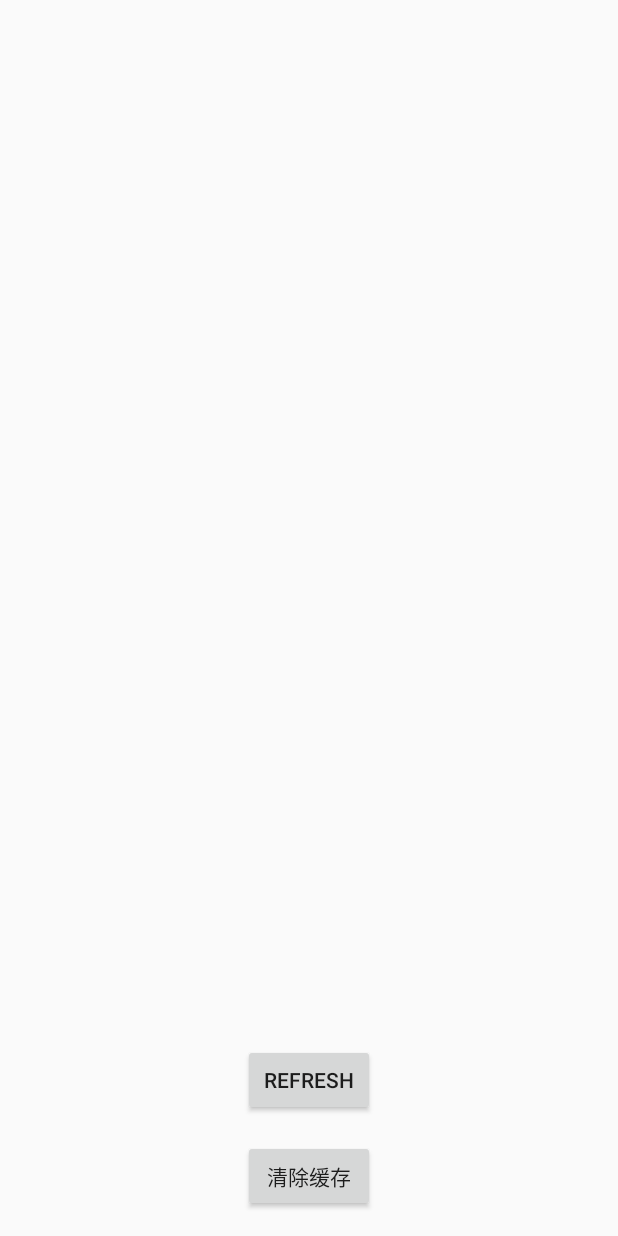
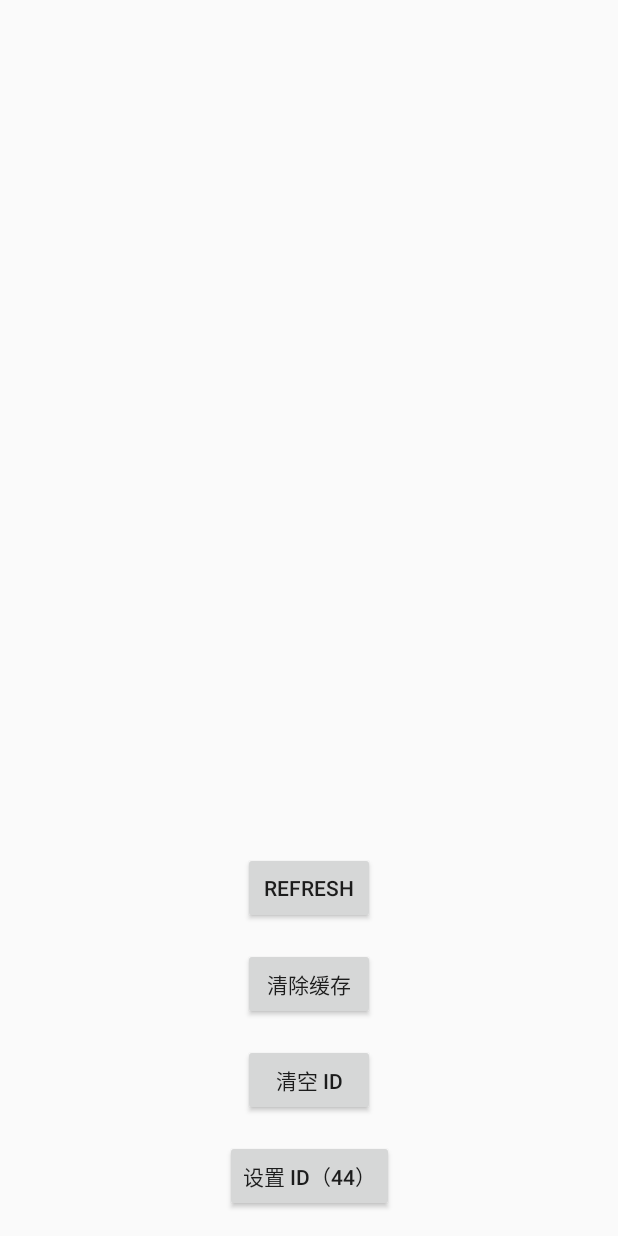
Before and after one commit to UamaHZ/retrofit-manager, an Android app: the layout fragment_sample.xml on its own in the app's theme, with its tools: preview values and no code run, on a phone screen of 412 x 824 dp. Run offline under Robolectric (Android 15) with nearby library versions, the phone set to English and light mode, and no system bars; network calls fail.

Commit message:
缓存路径中新增“版本”和“id”两层目录接口，分别用于对应当前 app 版本和当前登录用户 id， 方便在版本升级或切换登录用户时删除旧的缓存。

```diff
--- a/sample/src/main/res/layout/fragment_sample.xml
+++ b/sample/src/main/res/layout/fragment_sample.xml
@@ -45,6 +45,26 @@
         android:layout_height="wrap_content"
         android:layout_marginBottom="16dp"
         android:text="清除缓存"
+        app:layout_constraintBottom_toTopOf="@+id/button_clear_id"
+        app:layout_constraintLeft_toLeftOf="parent"
+        app:layout_constraintRight_toRightOf="parent" />
+
+    <Button
+        android:id="@+id/button_clear_id"
+        android:layout_width="wrap_content"
+        android:layout_height="wrap_content"
+        android:layout_marginBottom="16dp"
+        android:text="清空 id"
+        app:layout_constraintBottom_toTopOf="@+id/button_set_id"
+        app:layout_constraintLeft_toLeftOf="parent"
+        app:layout_constraintRight_toRightOf="parent" />
+
+    <Button
+        android:id="@+id/button_set_id"
+        android:layout_width="wrap_content"
+        android:layout_height="wrap_content"
+        android:layout_marginBottom="16dp"
+        android:text="设置 id（44）"
         app:layout_constraintBottom_toBottomOf="parent"
         app:layout_constraintLeft_toLeftOf="parent"
         app:layout_constraintRight_toRightOf="parent" />
```
Also changed, not shown: library/src/main/java/cn/com/uama/retrofitmanager/LMCache.java (+133 -8 lines), library/src/main/java/cn/com/uama/retrofitmanager/RetrofitManager.java (+11 -0 lines), sample/src/main/java/cn/com/uama/retrofitmanager/sample/SampleApplication.java (+5 -2 lines), sample/src/main/java/cn/com/uama/retrofitmanager/sample/fragment/CallFragment.java (+12 -0 lines).
